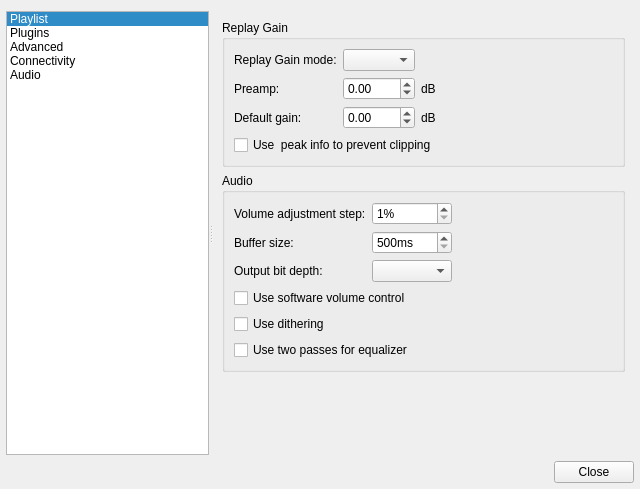
Old version of the form src/qmmpui/forms/configdialog.ui in the repository ksv1986/qmmp-staging.
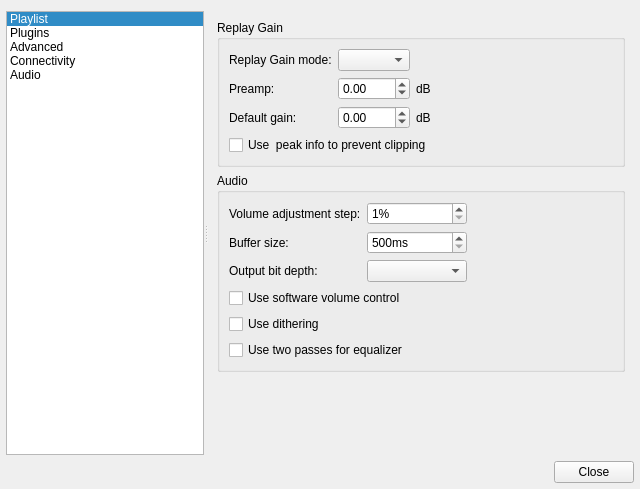
New version of the form. The open tabs and pages were chosen to show the change. Icons and pictures are not drawn.

Commit message: fixed setting dialog layout

Diff of the .ui file:
```diff
--- a/src/qmmpui/forms/configdialog.ui
+++ b/src/qmmpui/forms/configdialog.ui
@@ -818,7 +818,14 @@
             </widget>
            </item>
            <item row="2" column="1">
-            <widget class="QComboBox" name="bitDepthComboBox"/>
+            <widget class="QComboBox" name="bitDepthComboBox">
+             <property name="minimumSize">
+              <size>
+               <width>100</width>
+               <height>0</height>
+              </size>
+             </property>
+            </widget>
            </item>
            <item row="3" column="0" colspan="3">
             <widget class="QCheckBox" name="softVolumeCheckBox">
```
